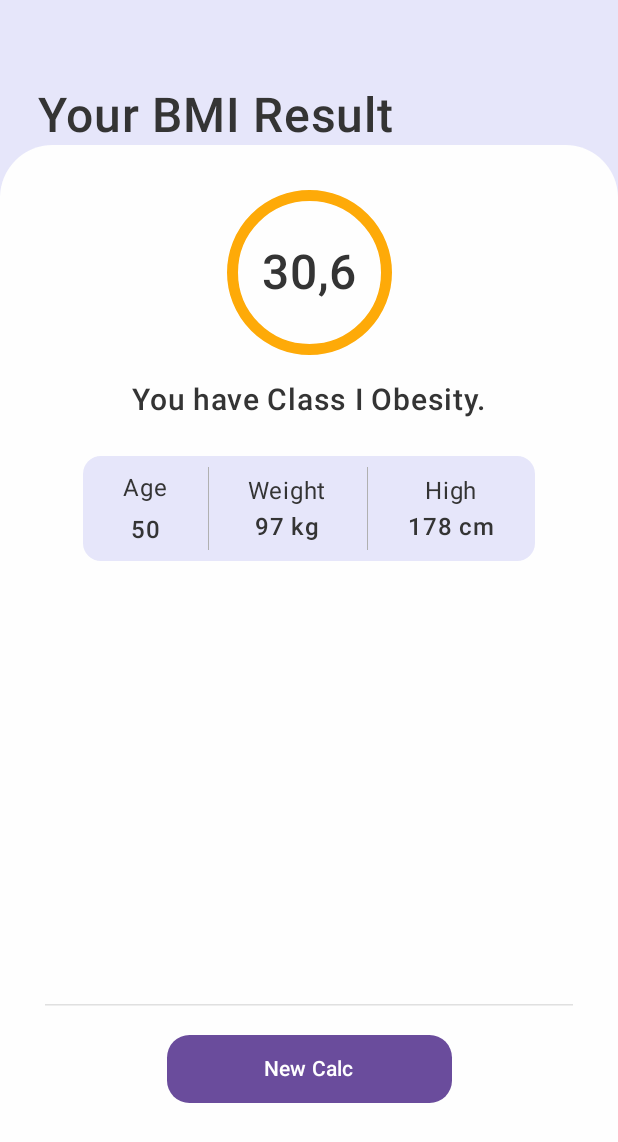
After one commit to thaynafreire/bmi, an Android app built with Jetpack Compose: the composable BMIResultScreen shown on its own in the app's theme, on a phone screen of 412 x 824 dp. The commit adds this screen. Shown: the top 1142 px of the screen. Run offline under Robolectric (Android 15) with nearby library versions, the light colour scheme and no system bars.

Commit message:
result finalizada

```diff
--- /dev/null
+++ b/app/src/main/java/br/senai/sp/jandira/bmi/screens/BMIResultScreen.kt
@@ -0,0 +1,263 @@
+package br.senai.sp.jandira.bmi.screens
+
+import androidx.compose.foundation.BorderStroke
+import androidx.compose.foundation.background
+import androidx.compose.foundation.layout.Arrangement
+import androidx.compose.foundation.layout.Box
+import androidx.compose.foundation.layout.Column
+import androidx.compose.foundation.layout.Row
+import androidx.compose.foundation.layout.fillMaxHeight
+import androidx.compose.foundation.layout.fillMaxSize
+import androidx.compose.foundation.layout.fillMaxWidth
+import androidx.compose.foundation.layout.height
+import androidx.compose.foundation.layout.padding
+import androidx.compose.foundation.layout.size
+import androidx.compose.foundation.layout.width
+import androidx.compose.foundation.shape.CircleShape
+import androidx.compose.foundation.shape.RoundedCornerShape
+import androidx.compose.material3.Button
+import androidx.compose.material3.ButtonDefaults
+import androidx.compose.material3.Card
+import androidx.compose.material3.CardDefaults
+import androidx.compose.material3.Divider
+import androidx.compose.material3.HorizontalDivider
+import androidx.compose.material3.Text
+import androidx.compose.runtime.Composable
+import androidx.compose.ui.Alignment
+import androidx.compose.ui.Modifier
+import androidx.compose.ui.graphics.Color
+import androidx.compose.ui.res.stringResource
+import androidx.compose.ui.text.font.FontWeight
+import androidx.compose.ui.tooling.preview.Preview
+import androidx.compose.ui.unit.dp
+import androidx.compose.ui.unit.sp
+import br.senai.sp.jandira.bmi.R
+
+@Composable
+fun BMIResultScreen(modifier: Modifier = Modifier) {
+    Box(
+        modifier = Modifier
+            .fillMaxSize()
+            .background(
+                Color(0xffE6E6FA)
+            )
+    ) {
+        Column(
+            modifier = Modifier
+                .fillMaxSize(),
+            verticalArrangement = Arrangement.SpaceBetween,
+            horizontalAlignment = Alignment.Start
+        ) {
+            Text(
+                modifier = Modifier
+                    .padding(top = 58.dp)
+                    .padding(start = 25.dp),
+                text = stringResource(
+                    R.string.result_bmi
+                ),
+                color = Color(0xff343434),
+                fontSize = 32.sp,
+                fontWeight = FontWeight.SemiBold
+            )
+            Card(
+                modifier = Modifier
+                    .fillMaxWidth()
+                    .height(735.dp),
+                shape = RoundedCornerShape(
+                    topStart = 35.dp,
+                    topEnd = 35.dp
+                ),
+                colors = CardDefaults
+                    .cardColors(
+                        containerColor = Color(0xfffefefe)
+                    )
+            ) {
+                Column(
+                    modifier = Modifier
+                        .fillMaxSize()
+                        .padding(30.dp),
+                    verticalArrangement = Arrangement.Top,
+                    horizontalAlignment = Alignment.CenterHorizontally
+                ) {
+                    Card(
+                        modifier = Modifier
+                            .size(110.dp),
+                        shape = CircleShape,
+                        border = BorderStroke(7.dp, Color(0xfffeaa08)),
+                        colors = CardDefaults
+                            .cardColors(
+                                containerColor = Color(0xfffefefe)
+                            )
+                    ) {
+                        Column(
+                            modifier = Modifier
+                                .fillMaxSize(),
+                            verticalArrangement = Arrangement.Center,
+                            horizontalAlignment = Alignment.CenterHorizontally
+                        ) {
+                            Text(
+                                modifier = Modifier,
+                                text = stringResource(
+                                    R.string.imc_number
+                                ),
+                                color = Color(0xff343434),
+                                fontSize = 32.sp,
+                                fontWeight = FontWeight.SemiBold
+                            )
+                        }
+                    }
+                    Text(
+                        modifier = Modifier
+                            .padding(top = 18.dp),
+                        text = stringResource(
+                            R.string.class_imc
+                        ),
+                        color = Color(0xff343434),
+                        fontSize = 20.sp,
+                        fontWeight = FontWeight.Medium
+                    )
+                    Card(
+                        modifier = Modifier
+                            .padding(25.dp)
+                            .height(70.dp),
+                        colors = CardDefaults
+                            .cardColors(
+                                containerColor = Color(0xffE6E6FA)
+                            )
+                    ) {
+                        Row(
+                            modifier = Modifier
+                                .fillMaxWidth(),
+                            horizontalArrangement = Arrangement.SpaceEvenly,
+                            verticalAlignment = Alignment.CenterVertically
+                        ) {
+                            Column(
+                                modifier = Modifier
+                                    .fillMaxHeight(),
+                                horizontalAlignment = Alignment.CenterHorizontally,
+                                verticalArrangement = Arrangement.Center
+                            ) {
+                                Text(
+                                    modifier = Modifier,
+                                    text = stringResource(
+                                        R.string.result_age
+                                    ),
+                                    color = Color(0xff343434),
+                                    fontSize = 16.sp
+                                )
+                                Text(
+                                    modifier = Modifier
+                                        .padding(top = 4.dp),
+                                    text = stringResource(
+                                        R.string.number_age
+                                    ),
+                                    color = Color(0xff343434),
+                                    fontSize = 16.sp,
+                                    fontWeight = FontWeight.SemiBold
+                                )
+                            }
+                            Divider(
+                                color = Color(0xffB0B0B0),
+                                modifier = Modifier
+                                    .height(55.dp)
+                                    .width(0.8.dp)
+                            )
+                            Column(
+                                modifier = Modifier
+                                    .fillMaxHeight(),
+                                horizontalAlignment = Alignment.CenterHorizontally,
+                                verticalArrangement = Arrangement.Center
+                            ) {
+                                Text(
+                                    modifier = Modifier,
+                                    text = stringResource(
+                                        R.string.result_Weight
+                                    ),
+                                    color = Color(0xff343434),
+                                    fontSize = 16.sp
+                                )
+                                Text(
+                                    modifier = Modifier,
+                                    text = stringResource(
+                                        R.string.number_weight
+                                    ),
+                                    color = Color(0xff343434),
+                                    fontSize = 16.sp,
+                                    fontWeight = FontWeight.SemiBold
+                                )
+                            }
+                            Divider(
+                                color = Color(0xffB0B0B0),
+                                modifier = Modifier
+                                    .height(55.dp)
+                                    .width(0.8.dp)
+                            )
+                            Column(
+                                modifier = Modifier
+                                    .fillMaxHeight(),
+                                horizontalAlignment = Alignment.CenterHorizontally,
+                                verticalArrangement = Arrangement.Center
+                            ) {
+                                Text(
+                                    modifier = Modifier,
+                                    text = stringResource(
+                                        R.string.result_high
+                                    ),
+                                    color = Color(0xff343434),
+                                    fontSize = 16.sp,
+                                )
+                                Text(
+                                    modifier = Modifier,
+                                    text = stringResource(
+                                        R.string.number_high
+                                    ),
+                                    color = Color(0xff343434),
+                                    fontSize = 16.sp,
+                                    fontWeight = FontWeight.SemiBold
+                                )
+                            }
+                        }
+                    }
+                    Column(
+                        modifier = Modifier
+                            .fillMaxWidth()
+                            .height(270.dp),
+                    ) { }
+                    HorizontalDivider(
+                        color = Color(0xffE0E0E0),
+                        modifier = Modifier
+                            .fillMaxWidth()
+                            .height(0.8.dp)
+                    )
+                    Button(
+                        onClick = {},
+                        shape = RoundedCornerShape(15.dp),
+                        colors = ButtonDefaults.buttonColors(
+                            Color(0xff6A4C9C)
+                        ),
+                        modifier = Modifier
+                            .padding(top = 20.dp)
+                            .width(190.dp)
+                            .height(45.dp)
+                            .align(Alignment.CenterHorizontally)
+                    ) {
+                        Text(
+                            text = stringResource(
+                                R.string.button_result
+                            )
+                        )
+                    }
+                }
+
+            }
+        }
+    }
+
+}
+
+
+@Preview(showSystemUi = true)
+@Composable
+private fun BMIResultScreenPreview() {
+    BMIResultScreen()
+}
--- a/app/src/main/java/br/senai/sp/jandira/bmi/screens/UserDataScreen.kt
+++ b/app/src/main/java/br/senai/sp/jandira/bmi/screens/UserDataScreen.kt
@@ -109,7 +109,7 @@ fun UserDataScreen(modifier: Modifier = Modifier){
                             ){
                                 Image(
                                     painter = painterResource(
-                                        R.drawable.male_avatar
+                                        R.drawable.avatar_male
                                     ),
                                     contentDescription = stringResource(
                                         R.string.avatar_male
@@ -122,7 +122,7 @@ fun UserDataScreen(modifier: Modifier = Modifier){
                                 onClick = {},
                                 shape = RoundedCornerShape(20.dp),
                                 colors = ButtonDefaults.buttonColors(
-                                    Color(0xff70be6b)
+                                    Color(0xff092fa5)
                                 ),
                                 modifier = Modifier
                                     .padding(top = 10.dp)
@@ -149,7 +149,7 @@ fun UserDataScreen(modifier: Modifier = Modifier){
                             ){
                                 Image(
                                     painter = painterResource(
-                                        R.drawable.woman_avatar
+                                        R.drawable.avatar_female
                                     ),
                                     contentDescription = stringResource(
                                         R.string.avatar_female
@@ -162,7 +162,7 @@ fun UserDataScreen(modifier: Modifier = Modifier){
                                 onClick = {},
                                 shape = RoundedCornerShape(20.dp),
                                 colors = ButtonDefaults.buttonColors(
-                                    Color(0xff70be6b)
+                                    Color(0xffff69b4)
                                 ),
                                 modifier = Modifier
                                     .padding(top = 10.dp)
@@ -247,9 +247,9 @@ fun UserDataScreen(modifier: Modifier = Modifier){
                         )
                         Button(
                             onClick = {},
-                            shape = RoundedCornerShape(20.dp),
+                            shape = RoundedCornerShape(15.dp),
                             colors = ButtonDefaults.buttonColors(
-                                Color(0xff70be6b)
+                                Color(0xff6A4C9C)
                             ),
                             modifier = Modifier
                                 .padding(top = 10.dp)
--- a/app/src/main/res/values/strings.xml
+++ b/app/src/main/res/values/strings.xml
@@ -10,4 +10,14 @@
     <string name="button_calculate_userdatascreen">Calculate</string>
     <string name="avatar_female">Avatar Female</string>
     <string name="avatar_male">Avatar Male</string>
+    <string name="result_bmi">Your BMI Result</string>
+    <string name="imc_number">30,6</string>
+    <string name="class_imc">You have Class I Obesity.</string>
+    <string name="result_age">Age</string>
+    <string name="number_age">50</string>
+    <string name="result_Weight">Weight</string>
+    <string name="number_weight">97 kg</string>
+    <string name="result_high">High</string>
+    <string name="number_high">178 cm</string>
+    <string name="button_result">New Calc</string>
 </resources>
```
Also changed, not shown: app/src/main/res/drawable/avatar_female.png (added), app/src/main/res/drawable/avatar_male.png (added), app/src/main/res/drawable/male_avatar.png (deleted), app/src/main/res/drawable/woman_avatar.png (deleted), 1 other file.
